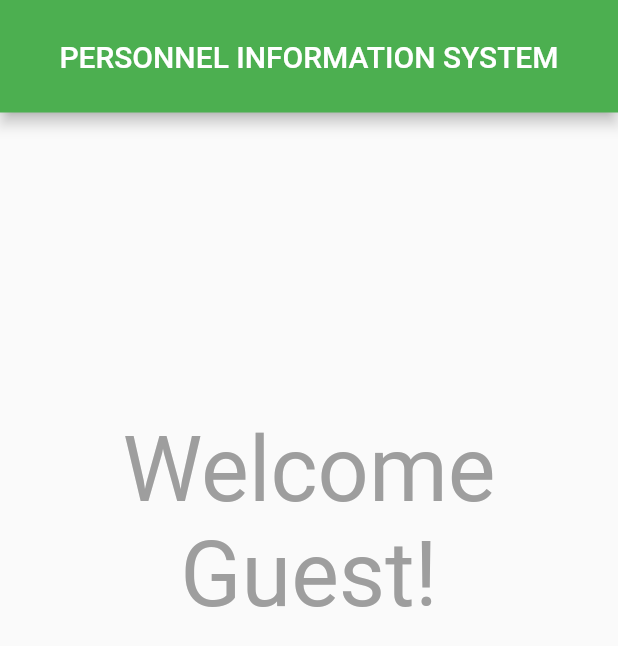
After one commit to DonutMasta/MobileProgramming1_hw2, a Flutter app: the screen it shows after launch, after a tap on "Continue without login", on a phone screen of 412 x 824 dp. The commit adds this screen. Shown: the top 646 px of the screen. Run offline on Flutter 3.47's test engine with Material 2 defaults, Android fonts, the phone set to English and light mode, and no system bars; our stand-ins replace flutter_riverpod.

Commit message:
before final

```diff
--- a/lib/login_screen.dart
+++ b/lib/login_screen.dart
@@ -1,9 +1,13 @@
-// ignore_for_file: prefer_const_literals_to_create_immutables
+// ignore_for_file: prefer_const_literals_to_create_immutables, prefer_const_constructors
 
 import 'package:flutter/material.dart';
-import 'package:flutter/services.dart';
+import 'package:flutter_riverpod/flutter_riverpod.dart';
+import 'package:mobileprograminghw2/sms_screen.dart';
+import 'package:mobileprograminghw2/welcome_screen.dart';
+
 
 final _numberController = TextEditingController();
+final isFocusedProvider = StateProvider(((ref) => false));
 
 class LoginScreen extends StatefulWidget {
   const LoginScreen({super.key});
@@ -15,6 +19,7 @@ class LoginScreen extends StatefulWidget {
 class _LoginScreenState extends State<LoginScreen> {
   @override
   Widget build(BuildContext context) {
+
     return Scaffold(
       appBar: AppBar(
         title: const Text("PERSONNEL INFORMATION SYSTEM"),
@@ -30,22 +35,12 @@ class _LoginScreenState extends State<LoginScreen> {
         Expanded(
           child: SizedBox(
             width: 350,
-            child: TextFormField(
-              keyboardType: TextInputType.number,
-              controller: _numberController,
-              decoration: const InputDecoration(
-                focusedBorder: OutlineInputBorder(
-                    borderSide: BorderSide(color: Colors.green)),
-                enabledBorder: OutlineInputBorder(
-                    borderSide: BorderSide(color: Colors.grey)),
-                labelText: 'Phone Number',
-              ),
-            ),
+            child: FormField(),
           ),
         ),
         Spacer(),
         ElevatedButton(
-          onPressed: null,
+          onPressed:(() =>{ Navigator.pushReplacement(context, MaterialPageRoute(builder: (context) =>  SmsScreen(number: _numberController.text)))}) ,
           style: ButtonStyle(
               fixedSize: MaterialStateProperty.all<Size>(Size(125, 30)),
               backgroundColor: MaterialStateProperty.all<Color>(Colors.black),
@@ -83,7 +78,9 @@ class _LoginScreenState extends State<LoginScreen> {
         ),
         Spacer(),
         ElevatedButton(
-          onPressed: null,
+          onPressed: (){
+            Navigator.pushReplacement(context, MaterialPageRoute(builder: (context) => const WelcomeScreen(name: "Guest")));
+          },
           child: Text(
             "Continue without login",
             style: TextStyle(color: Color.fromARGB(176, 0, 101, 168)),
@@ -102,3 +99,27 @@ class _LoginScreenState extends State<LoginScreen> {
     );
   }
 }
+
+class FormField extends ConsumerWidget {
+  const FormField({
+    Key? key,
+  }) : super(key: key);
+
+  @override
+  Widget build(BuildContext context,WidgetRef ref) {
+    var isFocused = ref.watch(isFocusedProvider);
+    return TextFormField(
+      keyboardType: TextInputType.number,
+      controller: _numberController,
+      decoration:  InputDecoration(
+        focusedBorder: OutlineInputBorder(
+            borderSide: BorderSide(color: Colors.green)),
+        enabledBorder: OutlineInputBorder(
+            borderSide: BorderSide(color: Colors.grey)),
+        labelText: 'Phone Number',
+        labelStyle: TextStyle(color: (isFocused ==true )? Colors.green : Colors.grey)
+
+      ),onTap: () => {ref.read(isFocusedProvider.notifier).state = !ref.read(isFocusedProvider.notifier).state},
+    );
+  }
+}
--- a/lib/main.dart
+++ b/lib/main.dart
@@ -1,9 +1,11 @@
 import 'package:flutter/material.dart';
+import 'package:flutter_riverpod/flutter_riverpod.dart';
+import 'package:mobileprograminghw2/sms_screen.dart';
 
 import 'login_screen.dart';
 
 void main() {
-  runApp(const MyApp());
+  runApp(ProviderScope(child: MyApp()) );
 }
 
 class MyApp extends StatelessWidget {
--- /dev/null
+++ b/lib/welcome_screen.dart
@@ -0,0 +1,23 @@
+
+import 'package:flutter/material.dart';
+class WelcomeScreen extends StatelessWidget {
+  final String name;
+  const WelcomeScreen({super.key, required this.name});
+
+  @override
+  Widget build(BuildContext context) {
+    return Scaffold(
+      appBar: AppBar(
+        title: const Text("PERSONNEL INFORMATION SYSTEM"),
+        backgroundColor: Colors.green,
+        centerTitle: true,
+        toolbarHeight: 75,
+      ),body:  Column(
+        mainAxisAlignment: MainAxisAlignment.center,
+        children: [Spacer(),
+          Text("Welcome $name!",textAlign: TextAlign.center,style: TextStyle(fontSize: 60, color: Colors.grey ),),Spacer(flex: 2,)
+        ],
+      ),
+    );
+  }
+}
```
Also changed, not shown: lib/sms_screen.dart (+141 -45 lines).
